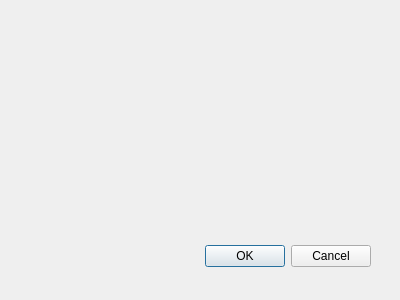
The window that EComm/cussignup.ui (ManavNirgund/Ecommerce-manager) describes before a commit, drawn with Qt 5.
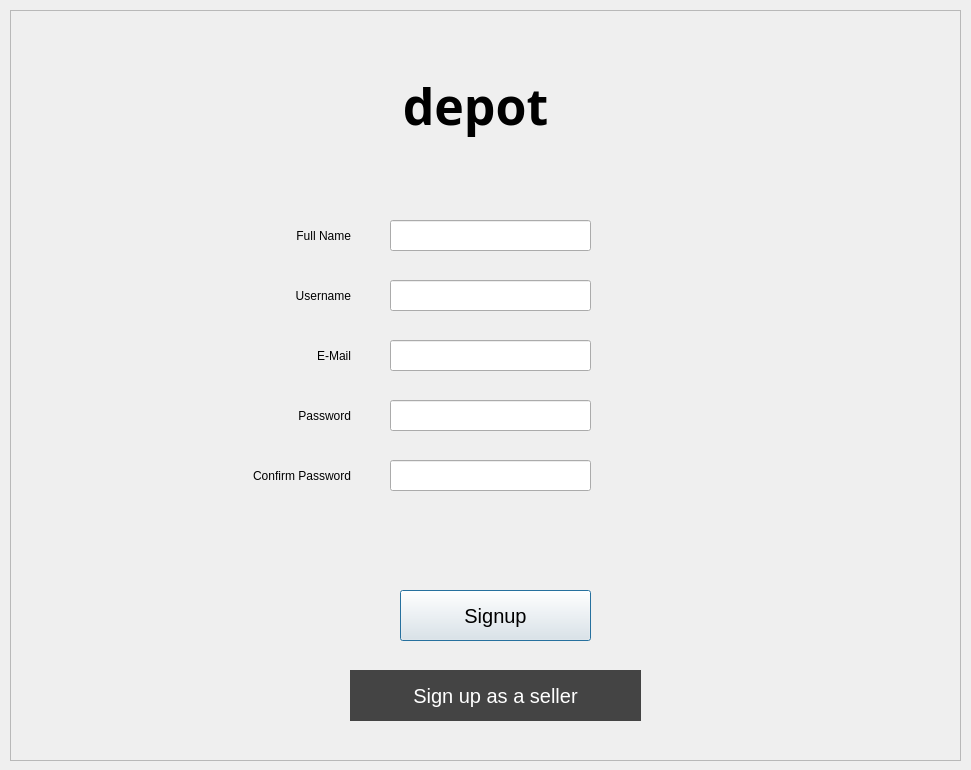
The same window after the commit.

Patch:
```diff
--- a/EComm/cussignup.ui
+++ b/EComm/cussignup.ui
@@ -6,28 +6,221 @@
    <rect>
     <x>0</x>
     <y>0</y>
-    <width>400</width>
-    <height>300</height>
+    <width>971</width>
+    <height>770</height>
    </rect>
   </property>
   <property name="windowTitle">
    <string>Dialog</string>
   </property>
-  <widget class="QDialogButtonBox" name="buttonBox">
+  <widget class="QFrame" name="frm_Signup">
    <property name="geometry">
     <rect>
-     <x>30</x>
-     <y>240</y>
-     <width>341</width>
-     <height>32</height>
+     <x>10</x>
+     <y>10</y>
+     <width>951</width>
+     <height>751</height>
     </rect>
    </property>
-   <property name="orientation">
-    <enum>Qt::Horizontal</enum>
+   <property name="frameShape">
+    <enum>QFrame::StyledPanel</enum>
    </property>
-   <property name="standardButtons">
-    <set>QDialogButtonBox::Cancel|QDialogButtonBox::Ok</set>
+   <property name="frameShadow">
+    <enum>QFrame::Raised</enum>
    </property>
+   <widget class="QLabel" name="lbl_Depot">
+    <property name="geometry">
+     <rect>
+      <x>340</x>
+      <y>60</y>
+      <width>251</width>
+      <height>71</height>
+     </rect>
+    </property>
+    <property name="layoutDirection">
+     <enum>Qt::LeftToRight</enum>
+    </property>
+    <property name="styleSheet">
+     <string notr="true">font-family: Calibri Light;
+font-size: 50px;
+font-weight: bold;</string>
+    </property>
+    <property name="text">
+     <string>depot</string>
+    </property>
+    <property name="alignment">
+     <set>Qt::AlignCenter</set>
+    </property>
+   </widget>
+   <widget class="QLabel" name="lbl_Username">
+    <property name="geometry">
+     <rect>
+      <x>220</x>
+      <y>270</y>
+      <width>121</width>
+      <height>31</height>
+     </rect>
+    </property>
+    <property name="text">
+     <string>Username</string>
+    </property>
+    <property name="alignment">
+     <set>Qt::AlignRight|Qt::AlignTrailing|Qt::AlignVCenter</set>
+    </property>
+   </widget>
+   <widget class="QLineEdit" name="txt_Pass">
+    <property name="geometry">
+     <rect>
+      <x>380</x>
+      <y>390</y>
+      <width>201</width>
+      <height>31</height>
+     </rect>
+    </property>
+   </widget>
+   <widget class="QLineEdit" name="txt_Username">
+    <property name="geometry">
+     <rect>
+      <x>380</x>
+      <y>270</y>
+      <width>201</width>
+      <height>31</height>
+     </rect>
+    </property>
+   </widget>
+   <widget class="QLineEdit" name="txt_SelEmail">
+    <property name="geometry">
+     <rect>
+      <x>380</x>
+      <y>330</y>
+      <width>201</width>
+      <height>31</height>
+     </rect>
+    </property>
+   </widget>
+   <widget class="QLabel" name="lbl_Pass">
+    <property name="geometry">
+     <rect>
+      <x>230</x>
+      <y>390</y>
+      <width>111</width>
+      <height>31</height>
+     </rect>
+    </property>
+    <property name="text">
+     <string>Password</string>
+    </property>
+    <property name="alignment">
+     <set>Qt::AlignRight|Qt::AlignTrailing|Qt::AlignVCenter</set>
+    </property>
+   </widget>
+   <widget class="QLabel" name="lbl_Email">
+    <property name="geometry">
+     <rect>
+      <x>230</x>
+      <y>330</y>
+      <width>111</width>
+      <height>31</height>
+     </rect>
+    </property>
+    <property name="text">
+     <string>E-Mail</string>
+    </property>
+    <property name="alignment">
+     <set>Qt::AlignRight|Qt::AlignTrailing|Qt::AlignVCenter</set>
+    </property>
+   </widget>
+   <widget class="QLabel" name="lbl_Fname">
+    <property name="geometry">
+     <rect>
+      <x>220</x>
+      <y>210</y>
+      <width>121</width>
+      <height>31</height>
+     </rect>
+    </property>
+    <property name="text">
+     <string>Full Name</string>
+    </property>
+    <property name="alignment">
+     <set>Qt::AlignRight|Qt::AlignTrailing|Qt::AlignVCenter</set>
+    </property>
+   </widget>
+   <widget class="QLineEdit" name="lineEdit">
+    <property name="geometry">
+     <rect>
+      <x>380</x>
+      <y>210</y>
+      <width>201</width>
+      <height>31</height>
+     </rect>
+    </property>
+    <property name="text">
+     <string/>
+    </property>
+   </widget>
+   <widget class="QLineEdit" name="txt_PassConfirm">
+    <property name="geometry">
+     <rect>
+      <x>380</x>
+      <y>450</y>
+      <width>201</width>
+      <height>31</height>
+     </rect>
+    </property>
+   </widget>
+   <widget class="QLabel" name="lbl_PassConfirm">
+    <property name="geometry">
+     <rect>
+      <x>230</x>
+      <y>450</y>
+      <width>111</width>
+      <height>31</height>
+     </rect>
+    </property>
+    <property name="text">
+     <string>Confirm Password</string>
+    </property>
+    <property name="alignment">
+     <set>Qt::AlignRight|Qt::AlignTrailing|Qt::AlignVCenter</set>
+    </property>
+   </widget>
+   <widget class="QPushButton" name="btn_Signup">
+    <property name="geometry">
+     <rect>
+      <x>390</x>
+      <y>580</y>
+      <width>191</width>
+      <height>51</height>
+     </rect>
+    </property>
+    <property name="styleSheet">
+     <string notr="true">font-size: 20px;</string>
+    </property>
+    <property name="text">
+     <string>Signup</string>
+    </property>
+   </widget>
+   <widget class="QPushButton" name="btn_Seller">
+    <property name="geometry">
+     <rect>
+      <x>340</x>
+      <y>660</y>
+      <width>291</width>
+      <height>51</height>
+     </rect>
+    </property>
+    <property name="styleSheet">
+     <string notr="true">border: none;
+background: #444;
+color: white;
+font-size: 20px;
+</string>
+    </property>
+    <property name="text">
+     <string>Sign up as a seller</string>
+    </property>
+   </widget>
   </widget>
  </widget>
  <resources/>
```
Left out of the diff: 37 changed lines with no effect on the pictures.
